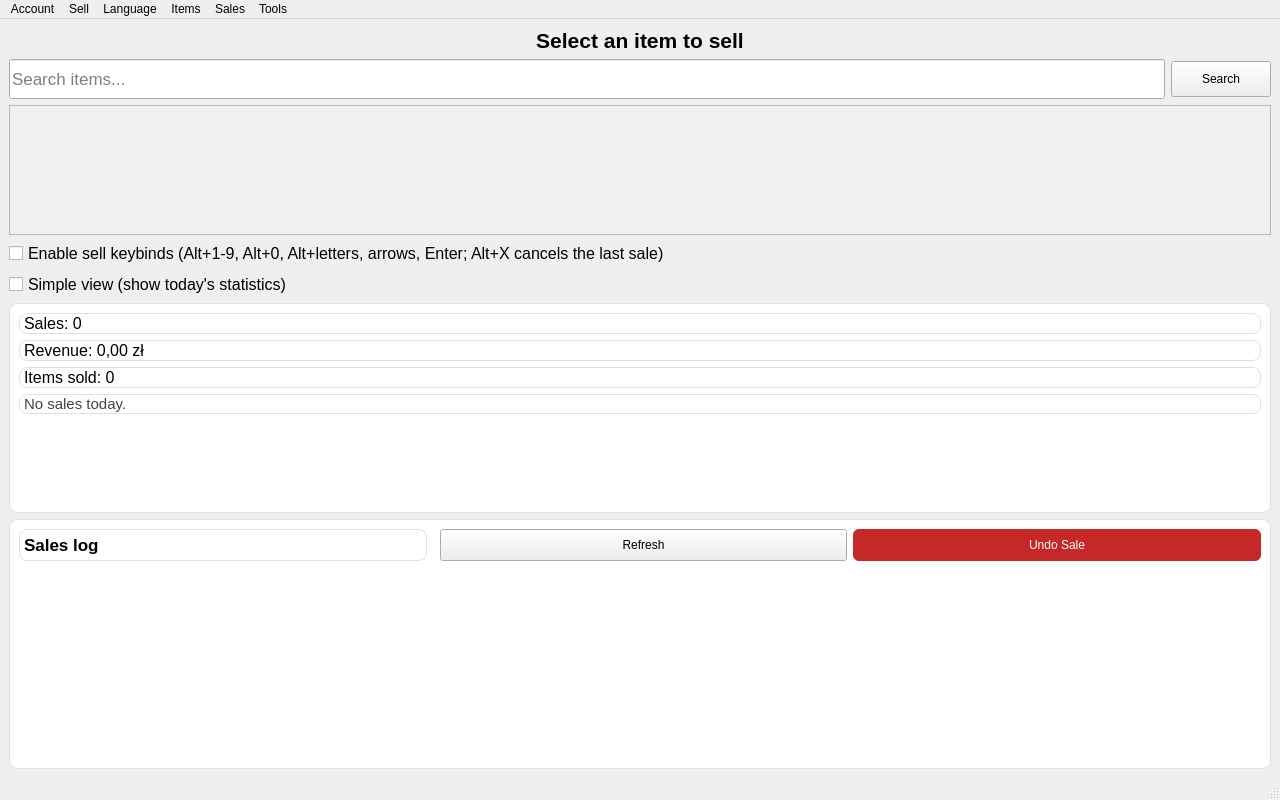
Above: src/app/mainwindow.ui from C0m3b4ck/QMark before the change. Below: the same form after it.
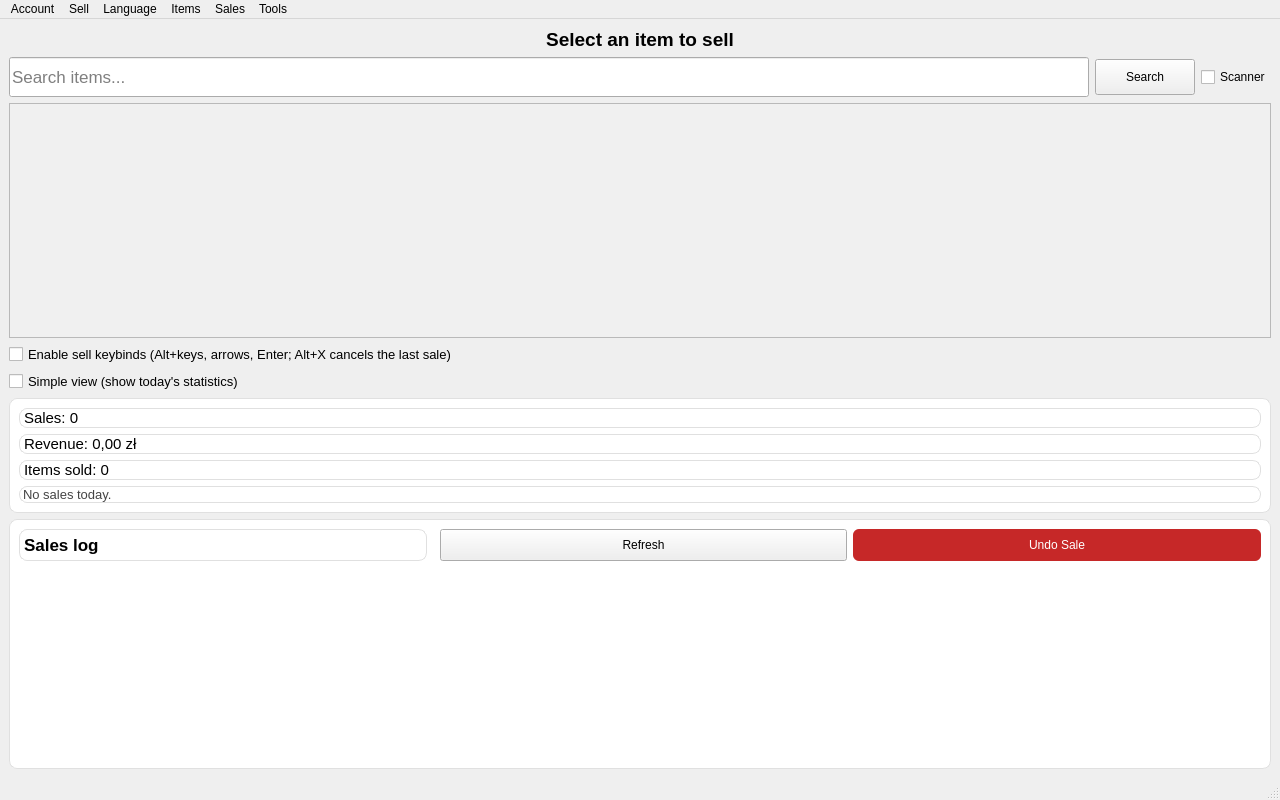
That is the form after the change. The open tabs and pages were chosen to show the change.

Commit message: Feat: scanner guns, GitHub-release autoupdate, numeric statuses, full i18n

```diff
--- a/src/app/mainwindow.ui
+++ b/src/app/mainwindow.ui
@@ -1358,7 +1358,7 @@
           </property>
           <property name="font">
            <font>
-            <pointsize>16</pointsize>
+            <pointsize>14</pointsize>
             <weight>75</weight>
             <bold>true</bold>
            </font>
@@ -1401,6 +1401,13 @@
             </property>
            </widget>
           </item>
+          <item>
+           <widget class="QCheckBox" name="chkScanner_sell">
+            <property name="text">
+             <string>Scanner</string>
+            </property>
+           </widget>
+          </item>
          </layout>
         </item>
         <item>
@@ -1435,11 +1442,11 @@
         <item>
          <widget class="QCheckBox" name="chkKeybinds_sell">
           <property name="text">
-           <string>Enable sell keybinds (Alt+1-9, Alt+0, Alt+letters, arrows, Enter; Alt+X cancels the last sale)</string>
+           <string>Enable sell keybinds (Alt+keys, arrows, Enter; Alt+X cancels the last sale)</string>
           </property>
           <property name="font">
            <font>
-            <pointsize>12</pointsize>
+            <pointsize>10</pointsize>
            </font>
           </property>
          </widget>
@@ -1451,7 +1458,7 @@
           </property>
           <property name="font">
            <font>
-            <pointsize>12</pointsize>
+            <pointsize>10</pointsize>
            </font>
           </property>
          </widget>
@@ -1461,7 +1468,7 @@
           <property name="minimumSize">
            <size>
             <width>0</width>
-            <height>210</height>
+            <height>115</height>
            </size>
           </property>
           <property name="visible">
@@ -1478,7 +1485,7 @@
              </property>
              <property name="font">
               <font>
-               <pointsize>12</pointsize>
+               <pointsize>11</pointsize>
               </font>
              </property>
             </widget>
@@ -1490,7 +1497,7 @@
              </property>
              <property name="font">
               <font>
-               <pointsize>12</pointsize>
+               <pointsize>11</pointsize>
               </font>
              </property>
             </widget>
@@ -1502,7 +1509,7 @@
              </property>
              <property name="font">
               <font>
-               <pointsize>12</pointsize>
+               <pointsize>11</pointsize>
               </font>
              </property>
             </widget>
@@ -1514,7 +1521,7 @@
              </property>
              <property name="font">
               <font>
-               <pointsize>11</pointsize>
+               <pointsize>10</pointsize>
               </font>
              </property>
              <property name="wordWrap">
@@ -1525,19 +1532,6 @@
              </property>
             </widget>
            </item>
-           <item>
-            <spacer name="statsSpacer">
-             <property name="orientation">
-              <enum>Qt::Vertical</enum>
-             </property>
-             <property name="sizeHint" stdset="0">
-              <size>
-               <width>20</width>
-               <height>10</height>
-              </size>
-             </property>
-            </spacer>
-           </item>
           </layout>
          </widget>
         </item>
```
Left out of the diff: 33 changed lines with no effect on the pictures. The commit also changes 53 other files.
